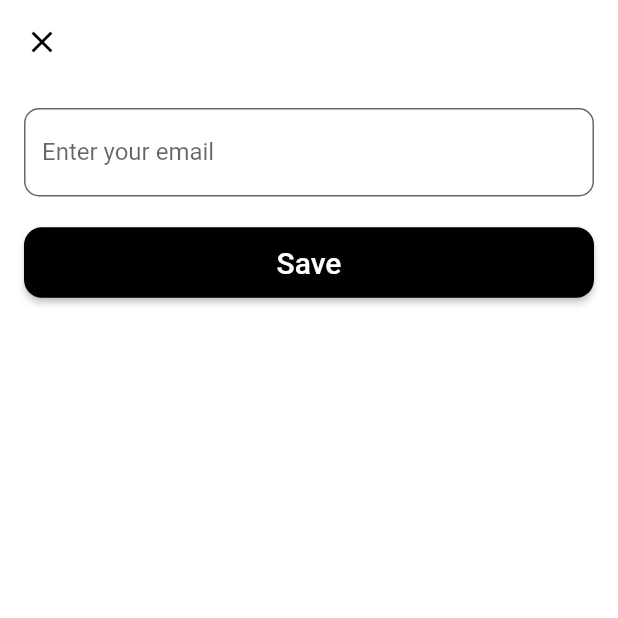
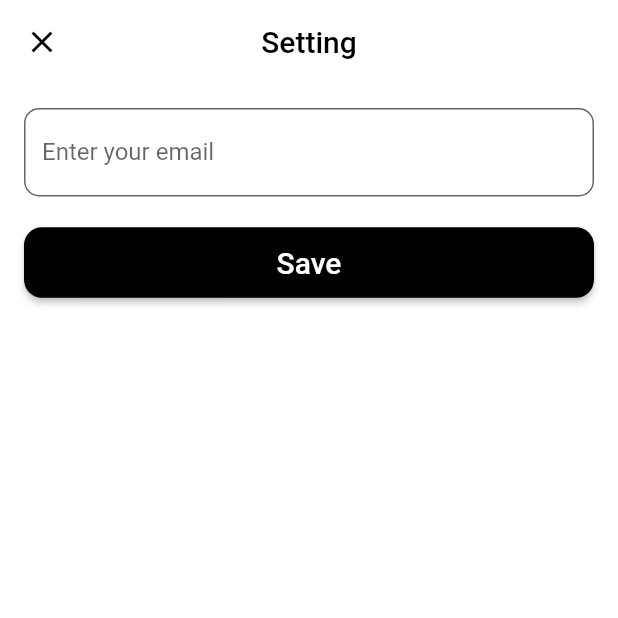
Before and after one commit to vikasp52/post_list, a Flutter app: the screen it shows after launch, after a tap on the "settings" icon, on a phone screen of 412 x 824 dp, the top half of it. Run offline on Flutter 3.47's test engine with Material 2 defaults, Android fonts, the phone set to English and light mode, and no system bars; our stand-ins replace bloc, flutter_bloc, google_maps_flutter, shared_preferences; accounts and stored records are empty; network calls fail.

Commit message:
Added setting screen

```diff
--- a/lib/screens/posts/post_list.dart
+++ b/lib/screens/posts/post_list.dart
@@ -1,7 +1,8 @@
 import 'package:benshi/screens/post_details/post_details.dart';
 import 'package:benshi/screens/posts/cubit/post_cubit.dart';
 import 'package:benshi/screens/posts/widgets/widgets.dart';
-import 'package:benshi/screens/settings/setting.dart';
+import 'package:benshi/screens/settings/cubit/settings_cubit.dart';
+import 'package:benshi/screens/settings/settings.dart';
 import 'package:flutter/material.dart';
 import 'package:flutter_bloc/flutter_bloc.dart';
 
@@ -66,7 +67,10 @@ class _PostListState extends State<PostList> {
             onPressed: () => Navigator.of(context).push(
               MaterialPageRoute(
                 fullscreenDialog: true,
-                builder: (_) => const Setting(),
+                builder: (_) => BlocProvider(
+                  create: (context) => SettingsCubit(),
+                  child: Setting(),
+                ),
               ),
             ),
             icon: const Icon(
--- a/lib/screens/posts/widgets/list_item.dart
+++ b/lib/screens/posts/widgets/list_item.dart
@@ -39,10 +39,10 @@ class CustomListItems extends StatelessWidget {
                 const SizedBox(
                   height: 10,
                 ),
-                Text(
-                  desc,
-                ),
-                Text('${desc.substring(0, 100)}...'),
+                // Text(
+                //   desc,
+                // ),
+                Text(desc.length > 100 ? '${desc.substring(0, 100)}...' : desc),
                 const SizedBox(
                   height: 10,
                 ),
--- /dev/null
+++ b/lib/screens/settings/cubit/settings_cubit.dart
@@ -0,0 +1,23 @@
+import 'package:bloc/bloc.dart';
+import 'package:shared_preferences/shared_preferences.dart';
+
+class SettingsCubit extends Cubit<String> {
+  SettingsCubit() : super('') {
+    getEmail();
+  }
+
+  static const emailId = 'emailId';
+
+  Future<void> setEmail({
+    required String email,
+  }) async {
+    final prefs = await SharedPreferences.getInstance();
+    await prefs.setString(emailId, email);
+  }
+
+  Future<void> getEmail() async {
+    final prefs = await SharedPreferences.getInstance();
+    String? email = prefs.getString(emailId);
+    emit(email ?? '');
+  }
+}
--- a/lib/screens/settings/setting.dart
+++ /dev/null
@@ -1,63 +0,0 @@
-import 'package:flutter/material.dart';
-
-class Setting extends StatelessWidget {
-  const Setting({Key? key}) : super(key: key);
-
-  @override
-  Widget build(BuildContext context) {
-    return Scaffold(
-      backgroundColor: Colors.white,
-      appBar: AppBar(
-        iconTheme: const IconThemeData(
-          color: Colors.black,
-        ),
-        elevation: 0.0,
-        backgroundColor: Colors.white,
-      ),
-      body: Padding(
-        padding: const EdgeInsets.all(16.0),
-        child: Column(
-          children: [
-            TextField(
-              decoration: InputDecoration(
-                border: OutlineInputBorder(
-                  borderRadius: BorderRadius.circular(10.0),
-                ),
-                filled: true,
-                hintStyle: TextStyle(color: Colors.grey[800]),
-                label: const Text("Enter your email"),
-                fillColor: Colors.white70,
-              ),
-            ),
-            const SizedBox(
-              height: 20,
-            ),
-            SizedBox(
-              width: double.maxFinite,
-              child: ElevatedButton(
-                style: ButtonStyle(
-                  backgroundColor: MaterialStateProperty.all<Color>(
-                    Colors.black,
-                  ),
-                  shape: MaterialStateProperty.all<RoundedRectangleBorder>(
-                    RoundedRectangleBorder(
-                      borderRadius: BorderRadius.circular(12.0),
-                    ),
-                  ),
-                ),
-                child: const Padding(
-                  padding: EdgeInsets.symmetric(vertical: 12),
-                  child: Text('Save',
-                      style: TextStyle(
-                        fontSize: 20,
-                      )),
-                ),
-                onPressed: () {},
-              ),
-            ),
-          ],
-        ),
-      ),
-    );
-  }
-}
--- /dev/null
+++ b/lib/screens/settings/settings.dart
@@ -0,0 +1,86 @@
+import 'package:benshi/screens/settings/cubit/settings_cubit.dart';
+import 'package:flutter/material.dart';
+import 'package:flutter_bloc/flutter_bloc.dart';
+
+class Setting extends StatelessWidget {
+  Setting({Key? key}) : super(key: key);
+
+  final _controller = TextEditingController();
+
+  @override
+  Widget build(BuildContext context) {
+    final cubit = context.read<SettingsCubit>();
+    return Scaffold(
+      backgroundColor: Colors.white,
+      appBar: AppBar(
+        iconTheme: const IconThemeData(
+          color: Colors.black,
+        ),
+        centerTitle: true,
+        title: const Text(
+          'Setting',
+          style: TextStyle(
+            color: Colors.black,
+          ),
+        ),
+        elevation: 0.0,
+        backgroundColor: Colors.white,
+      ),
+      body: BlocBuilder<SettingsCubit, String>(
+        builder: (context, state) {
+          _controller.text = state;
+          return Padding(
+            padding: const EdgeInsets.all(16.0),
+            child: Column(
+              children: [
+                TextFormField(
+                  controller: _controller,
+                  decoration: InputDecoration(
+                    border: OutlineInputBorder(
+                      borderRadius: BorderRadius.circular(10.0),
+                    ),
+                    filled: true,
+                    hintStyle: TextStyle(color: Colors.grey[800]),
+                    label: const Text("Enter your email"),
+                    fillColor: Colors.white70,
+                  ),
+                ),
+                const SizedBox(
+                  height: 20,
+                ),
+                SizedBox(
+                  width: double.maxFinite,
+                  child: ElevatedButton(
+                    style: ButtonStyle(
+                      backgroundColor: MaterialStateProperty.all<Color>(
+                        Colors.black,
+                      ),
+                      shape: MaterialStateProperty.all<RoundedRectangleBorder>(
+                        RoundedRectangleBorder(
+                          borderRadius: BorderRadius.circular(12.0),
+                        ),
+                      ),
+                    ),
+                    child: const Padding(
+                      padding: EdgeInsets.symmetric(vertical: 12),
+                      child: Text('Save',
+                          style: TextStyle(
+                            fontSize: 20,
+                          )),
+                    ),
+                    onPressed: () {
+                      cubit.setEmail(
+                        email: _controller.text,
+                      );
+                      Navigator.of(context).pop();
+                    },
+                  ),
+                ),
+              ],
+            ),
+          );
+        },
+      ),
+    );
+  }
+}
--- a/pubspec.yaml
+++ b/pubspec.yaml
@@ -38,6 +38,7 @@ dependencies:
   http: ^0.13.4
   json_annotation: ^4.4.0
   google_maps_flutter: ^2.1.8
+  shared_preferences: ^2.0.15
 
 dev_dependencies:
   flutter_test:
```
Also changed, not shown: pubspec.lock.
